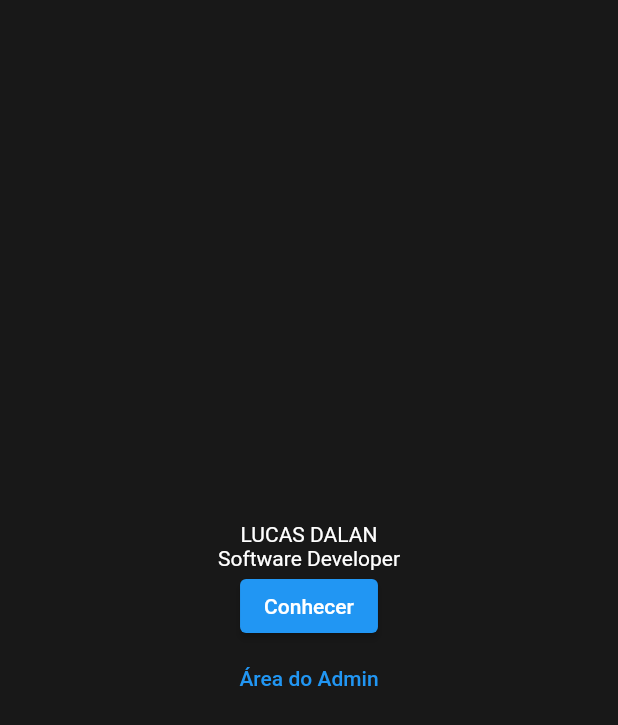
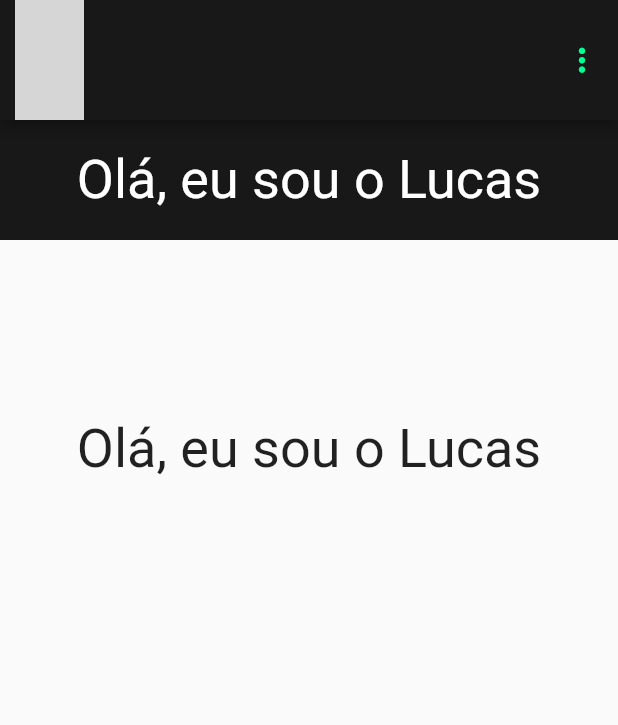
Before and after one commit to lucasd09/portfolio-flutter, a Flutter app: the screen it shows after launch, after a tap on "Conhecer", on a phone screen of 412 x 824 dp. Shown: the top 725 px of the screen. Run offline on Flutter 3.47's test engine with Material 2 defaults, Android fonts, the phone set to English and light mode, and no system bars; our stand-ins replace firebase_core; accounts and stored records are empty; Roboto replaces fonts that are missing (ReemKufi-Regular); grey boxes are pictures that could not be loaded.

Commit message:
UI ESQUECER FML

```diff
--- a/portfolio/lib/core/auth/widget.dart
+++ b/portfolio/lib/core/auth/widget.dart
@@ -1,5 +1,7 @@
 import 'package:flutter/material.dart';
 import 'package:portfolio/constants/app_constants.dart';
+import 'package:portfolio/core/login/widget.dart';
+import 'package:portfolio/pages/Home/home-ui.dart';
 
 class Auth extends StatefulWidget {
   const Auth({Key? key}) : super(key: key);
@@ -9,6 +11,14 @@ class Auth extends StatefulWidget {
 }
 
 class _AuthState extends State<Auth> {
+  final ButtonStyle style = ElevatedButton.styleFrom(
+    textStyle: const TextStyle(fontSize: 32),
+    fixedSize: const Size(261, 58),
+    side: const BorderSide(color: PrimaryColor, width: 3),
+    shape: const RoundedRectangleBorder(
+        borderRadius: BorderRadius.all(Radius.circular(29))),
+  );
+
   @override
   Widget build(BuildContext context) {
     return Scaffold(
@@ -17,14 +27,52 @@ class _AuthState extends State<Auth> {
           child: Column(
         mainAxisAlignment: MainAxisAlignment.center,
         children: [
-          const Text(
-            'LUCAS DALAN',
-            style: TextStyle(color: Colors.white),
+          Padding(
+            padding: const EdgeInsets.only(bottom: 30),
+            child: Image.asset(
+              'images/logo1.png',
+              width: 232,
+              height: 285,
+            ),
           ),
-          const Text('Software Developer',
-              style: TextStyle(color: Colors.white)),
-          ElevatedButton(onPressed: () {}, child: const Text('Conhecer')),
-          TextButton(onPressed: () {}, child: const Text('Área do Admin'))
+          const Padding(
+            padding: EdgeInsets.only(bottom: 21),
+            child: Text(
+              'LUCAS DALAN',
+              style: TextStyle(color: Colors.white, fontSize: 36),
+            ),
+          ),
+          const Padding(
+            padding: EdgeInsets.only(bottom: 39),
+            child: Text('Software Developer',
+                style: TextStyle(color: Colors.white, fontSize: 24)),
+          ),
+          Padding(
+            padding: const EdgeInsets.only(bottom: 30),
+            child: OutlinedButton(
+                style: style,
+                onPressed: () {
+                  Navigator.push(
+                    context,
+                    MaterialPageRoute(builder: (context) => const Home()),
+                  );
+                },
+                child: const Text(
+                  'Conhecer',
+                  style: TextStyle(color: Colors.white),
+                )),
+          ),
+          TextButton(
+              onPressed: () {
+                Navigator.push(
+                  context,
+                  MaterialPageRoute(builder: (context) => Login()),
+                );
+              },
+              child: const Text(
+                'Área do Admin',
+                style: TextStyle(color: PrimaryColor),
+              ))
         ],
       )),
     );
--- a/portfolio/lib/main.dart
+++ b/portfolio/lib/main.dart
@@ -3,15 +3,11 @@ import 'package:portfolio/core/auth/widget.dart';
 import 'firebase_options.dart';
 import 'package:flutter/material.dart';
 
-//Future main() async {
-//  WidgetsFlutterBinding.ensureInitialized();
-//  await Firebase.initializeApp(
-//    options: DefaultFirebaseOptions.currentPlatform,
-//  );
-//  runApp(const MyApp());
-//}
-
-void main() {
+Future main() async {
+  WidgetsFlutterBinding.ensureInitialized();
+  await Firebase.initializeApp(
+    options: DefaultFirebaseOptions.currentPlatform,
+  );
   runApp(const MyApp());
 }
 
@@ -21,7 +17,8 @@ class MyApp extends StatelessWidget {
   Widget build(BuildContext context) {
     return MaterialApp(
         theme: ThemeData(
-          primarySwatch: Colors.blue,
+          primarySwatch: Colors.green,
+          fontFamily: 'ReemKufi-Regular',
         ),
         home: const Auth());
   }
--- /dev/null
+++ b/portfolio/lib/pages/Home/home-ui.dart
@@ -0,0 +1,60 @@
+import 'package:flutter/material.dart';
+import 'package:portfolio/constants/app_constants.dart';
+
+class Home extends StatefulWidget {
+  const Home({Key? key}) : super(key: key);
+
+  @override
+  State<Home> createState() => _HomeState();
+}
+
+class _HomeState extends State<Home> {
+  @override
+  Widget build(BuildContext context) {
+    return Scaffold(
+        appBar: AppBar(
+          backgroundColor: BackgroundColor,
+          leading: Padding(
+            padding: const EdgeInsets.only(left: 10),
+            child: Image.asset('images/logo1.png'),
+          ),
+          toolbarHeight: 80,
+          actions: [
+            IconButton(
+                onPressed: () {},
+                icon: const Icon(
+                  Icons.more_vert_outlined,
+                  size: 25,
+                  color: PrimaryColor,
+                ))
+          ],
+        ),
+        body: ListView(
+          children: [
+            //Header Section
+            Container(
+              color: BackgroundColor,
+              child: const SizedBox(
+                height: 80,
+                child: Center(
+                  child: Text(
+                    'Olá, eu sou o Lucas',
+                    style: TextStyle(color: Colors.white, fontSize: 36),
+                  ),
+                ),
+              ),
+            ),
+            //About Section
+            const SizedBox(
+              height: 279,
+              child: Center(
+                child: Text(
+                  'Olá, eu sou o Lucas',
+                  style: TextStyle(fontSize: 36),
+                ),
+              ),
+            ),
+          ],
+        ));
+  }
+}
```
Also changed, not shown: portfolio/lib/core/login/widget.dart (+42 -2 lines), portfolio/assets/fonts/ReemKufi-Bold.ttf (added), portfolio/assets/fonts/ReemKufi-Medium.ttf (added), portfolio/assets/fonts/ReemKufi-Regular.ttf (added), portfolio/assets/fonts/ReemKufi-SemiBold.ttf (added), portfolio/assets/images/Logo1.png (added), portfolio/assets/images/Logo1.svg (added), portfolio/lib/firebase_options.dart, portfolio/pubspec.lock, 2 other files.
